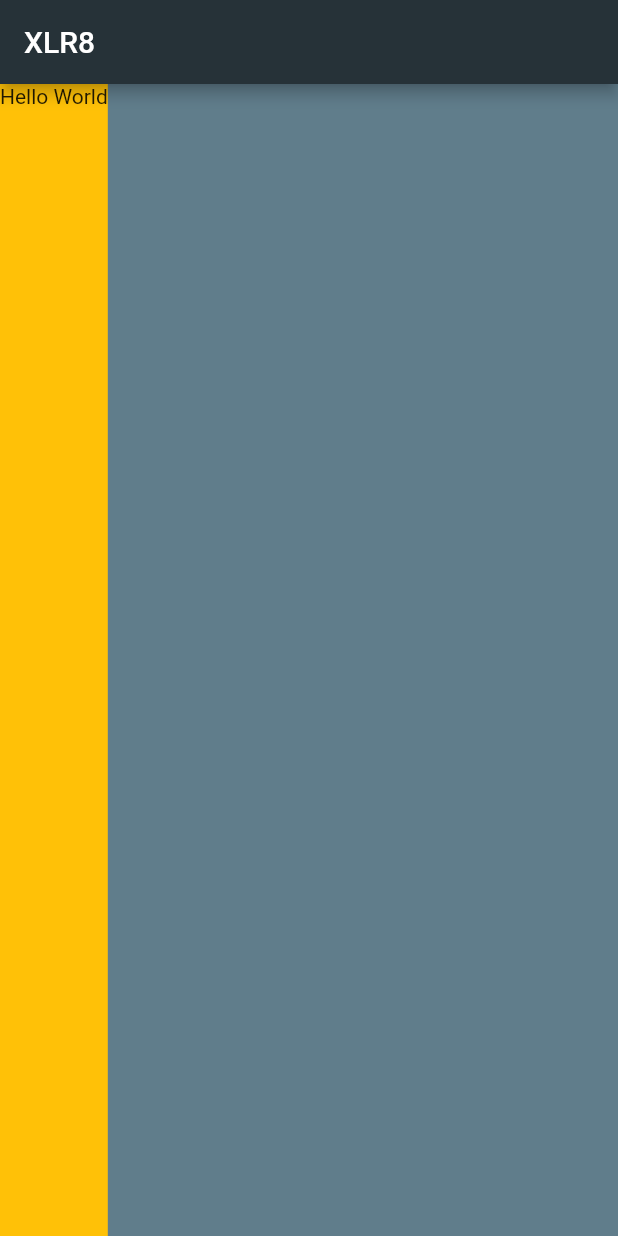
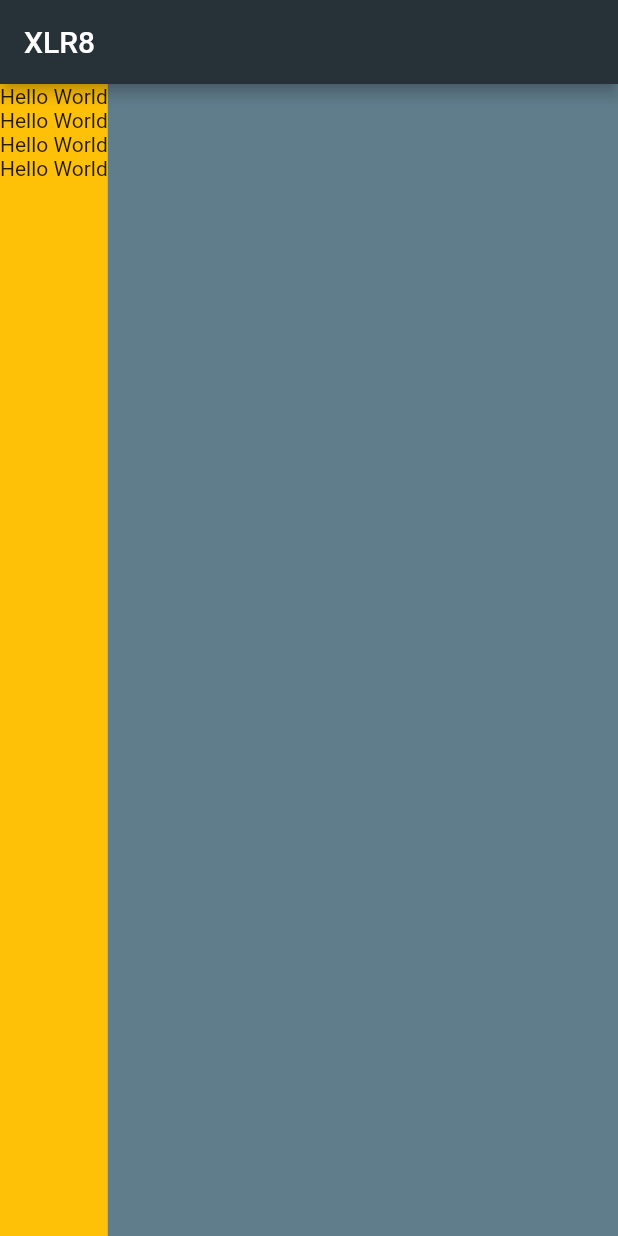
Before and after one commit to sumit8275/xlr8_repo, a Flutter app: the screen it shows after launch, on a phone screen of 412 x 824 dp. Run offline on Flutter 3.47's test engine with Material 2 defaults, Android fonts, the phone set to English and light mode, and no system bars.

```diff
--- a/lib/main.dart
+++ b/lib/main.dart
@@ -14,7 +14,18 @@ class MyApp extends StatelessWidget {
             color: Colors.amber,
             child: Column(
               children: <Widget>[
-                Text('Hello World'),
+                Container(
+                  child: Text('Hello World'),
+                ),
+                Container(
+                  child: Text('Hello World'),
+                ),
+                Container(
+                  child: Text('Hello World'),
+                ),
+                Container(
+                  child: Text('Hello World'),
+                ),
               ],
             ),
           ),
```
Also changed, not shown: 1 other file.
